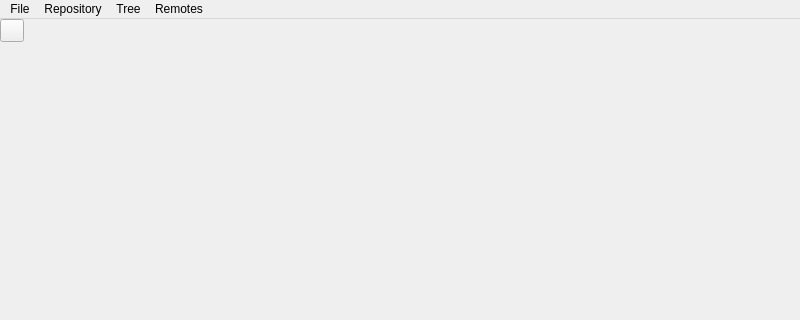
Before: the Qt Designer form application/mainwindow.ui in theCheeseboard/theBranch, drawn with Qt 5; both pictures show x 0 to 800 and y 0 to 320 of the 800 by 600 pixel window.
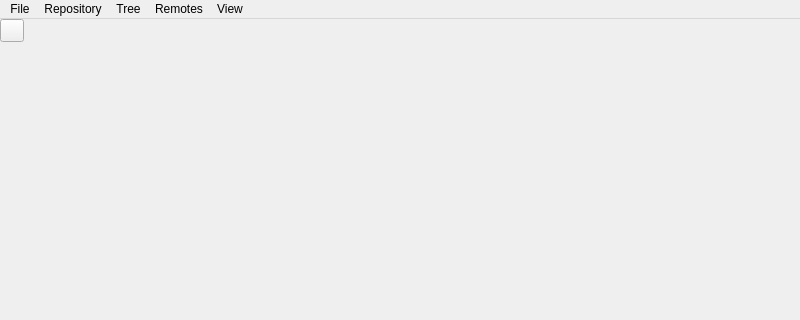
After: the same form once the commit is applied. Icons and pictures are not drawn. Custom widgets are drawn as their Qt base class.

Commit message: Add touch bar on main window

The edit to the form file:
```diff
--- a/application/mainwindow.ui
+++ b/application/mainwindow.ui
@@ -156,10 +156,16 @@
     <addaction name="separator"/>
     <addaction name="actionDiscard_All_Changes"/>
    </widget>
+   <widget class="QMenu" name="menuView">
+    <property name="title">
+     <string>View</string>
+    </property>
+   </widget>
    <addaction name="menuFile"/>
    <addaction name="menuRepository"/>
    <addaction name="menuTree"/>
    <addaction name="menuRemotes"/>
+   <addaction name="menuView"/>
   </widget>
   <action name="actionExit">
    <property name="icon">
```
The commit also changes 3 other files.
